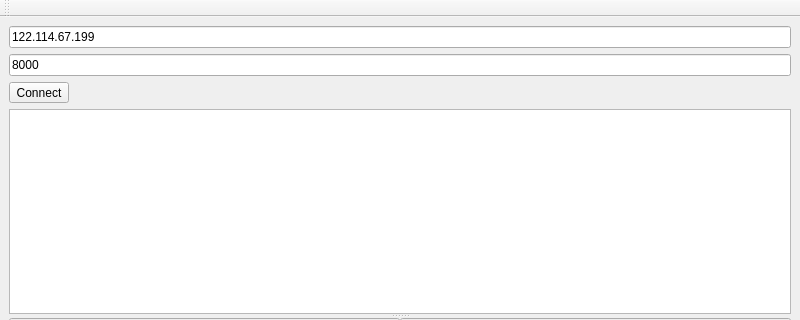
First picture: the form in BGMRPCModule/BGMRPCConsole/mainwindow.ui, repository BlueGhostStudio/BGStudio, before the edit; both pictures show x 0 to 800 and y 0 to 320 of the 800 by 600 pixel window.
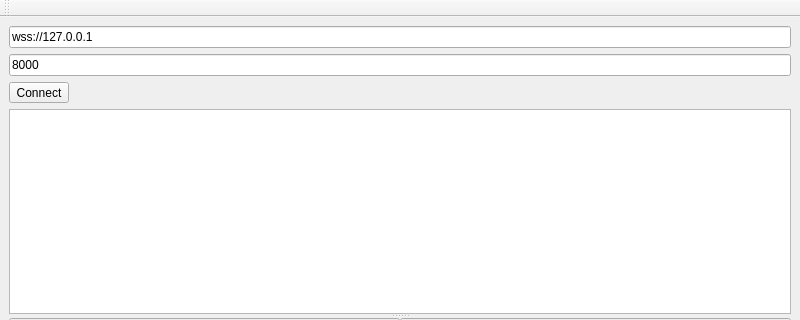
Second picture: the form after the edit.

Commit message: BGMRPCConsole change ip to url when connect to server

```diff
--- a/BGMRPCModule/BGMRPCConsole/mainwindow.ui
+++ b/BGMRPCModule/BGMRPCConsole/mainwindow.ui
@@ -21,7 +21,7 @@
        <enum>Qt::NoFocus</enum>
       </property>
       <property name="text">
-       <string>122.114.67.199</string>
+       <string>wss://127.0.0.1</string>
       </property>
       <property name="placeholderText">
        <string>Url</string>
```
Left out of the diff: 14 changed lines with no effect on the pictures. The commit also changes 1 other file.
